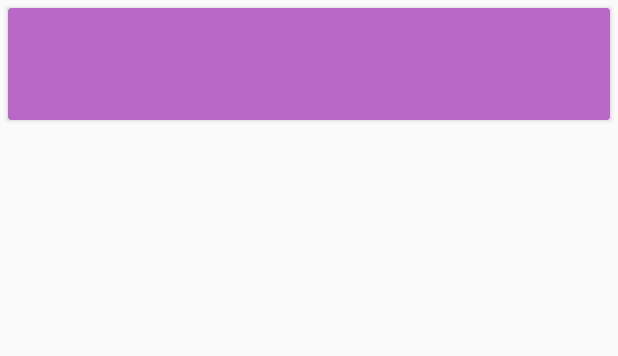
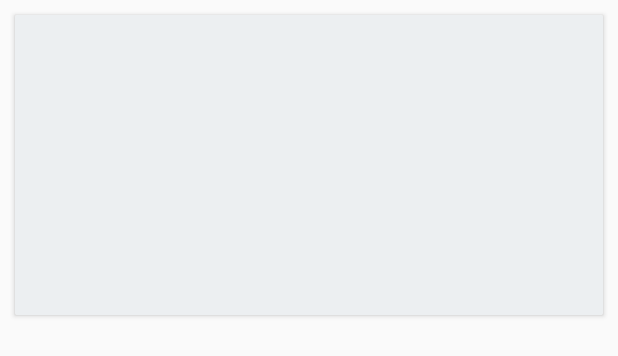
Before and after one commit to rkndika/UdacityBakingApp, an Android app: the layout item_step.xml on its own in the app's theme, with its tools: preview values and no code run, on a phone screen of 412 x 824 dp. Shown: the top 356 px of the screen. Run offline under Robolectric (Android 15) with nearby library versions, the phone set to English and light mode, and no system bars.

Commit message:
Project Baking App

```diff
--- a/app/src/main/AndroidManifest.xml
+++ b/app/src/main/AndroidManifest.xml
@@ -4,7 +4,6 @@
 
     <uses-permission android:name="android.permission.INTERNET" />
     <uses-permission android:name="android.permission.ACCESS_NETWORK_STATE" />
-    <uses-permission android:name="android.permission.ACCESS_WIFI_STATE" />
 
     <application
         android:allowBackup="true"
--- a/app/src/main/res/layout/item_step.xml
+++ b/app/src/main/res/layout/item_step.xml
@@ -2,19 +2,24 @@
 <android.support.v7.widget.CardView xmlns:android="http://schemas.android.com/apk/res/android"
 android:layout_width="match_parent"
 android:layout_height="wrap_content"
-    xmlns:app="http://schemas.android.com/apk/res-auto"
-    android:layout_margin="@dimen/recipe_item_step_cardview"
-    app:cardBackgroundColor="@color/colorPurple300"
-    android:id="@+id/cv_step_item">
+android:layout_margin="@dimen/recipe_item_cardview"
+android:id="@+id/cv_recipe_item">
+
+<ImageView
+    android:id="@+id/iv_step_item"
+    android:layout_width="match_parent"
+    android:layout_height="@dimen/step_item_image_height"
+    android:adjustViewBounds="true"
+    android:scaleType="centerCrop"
+    android:src="@drawable/rec_grey"/>
 
 <TextView
     android:id="@+id/tv_step_item"
     android:layout_width="match_parent"
     android:layout_height="wrap_content"
-        android:layout_gravity="center"
-        android:gravity="center"
+    android:layout_gravity="bottom"
     android:textSize="@dimen/recipe_item_title_size"
     android:layout_margin="@dimen/recipe_item_title_margin"
-        android:textColor="@color/colorWhite"/>
+    android:textColor="@color/colorPrimary"/>
 
 </android.support.v7.widget.CardView>
--- a/app/src/main/res/values/dimens.xml
+++ b/app/src/main/res/values/dimens.xml
@@ -13,4 +13,5 @@
     <dimen name="recipe_item_step_cardview">5dp</dimen>
 
     <dimen name="widget_margin">8dp</dimen>
+    <dimen name="step_item_image_height">200dp</dimen>
 </resources>
```
Also changed, not shown: app/src/main/java/com/rkndika/udacitybakingapp/DetailActivity.java (+22 -4 lines), app/src/main/java/com/rkndika/udacitybakingapp/DetailStepActivity.java (+37 -13 lines), app/src/main/java/com/rkndika/udacitybakingapp/MainActivity.java (+8 -3 lines), app/src/main/java/com/rkndika/udacitybakingapp/adapter/RecipeAdapter.java (+10 -44 lines), app/src/main/java/com/rkndika/udacitybakingapp/adapter/StepAdapter.java (+65 -1 lines), app/src/main/res/drawable-nodpi/example_appwidget_preview.png (deleted), app/src/main/res/drawable/no_thumbnail.jpg (added). Lines whose indentation alone changed are shown as unchanged.
